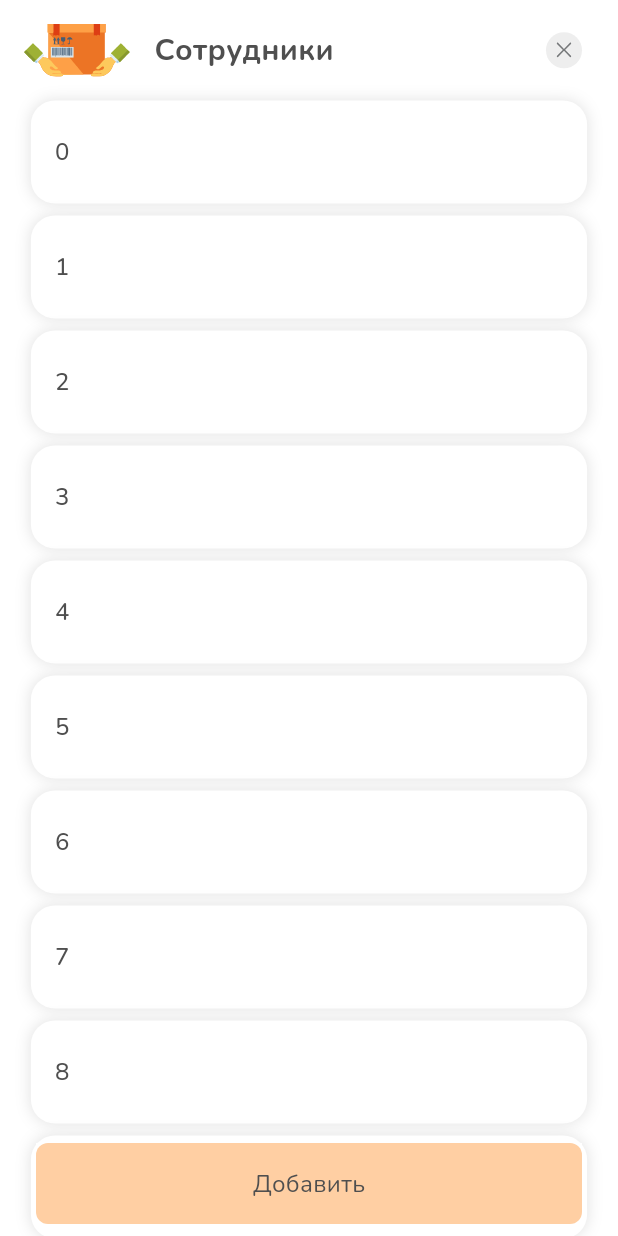
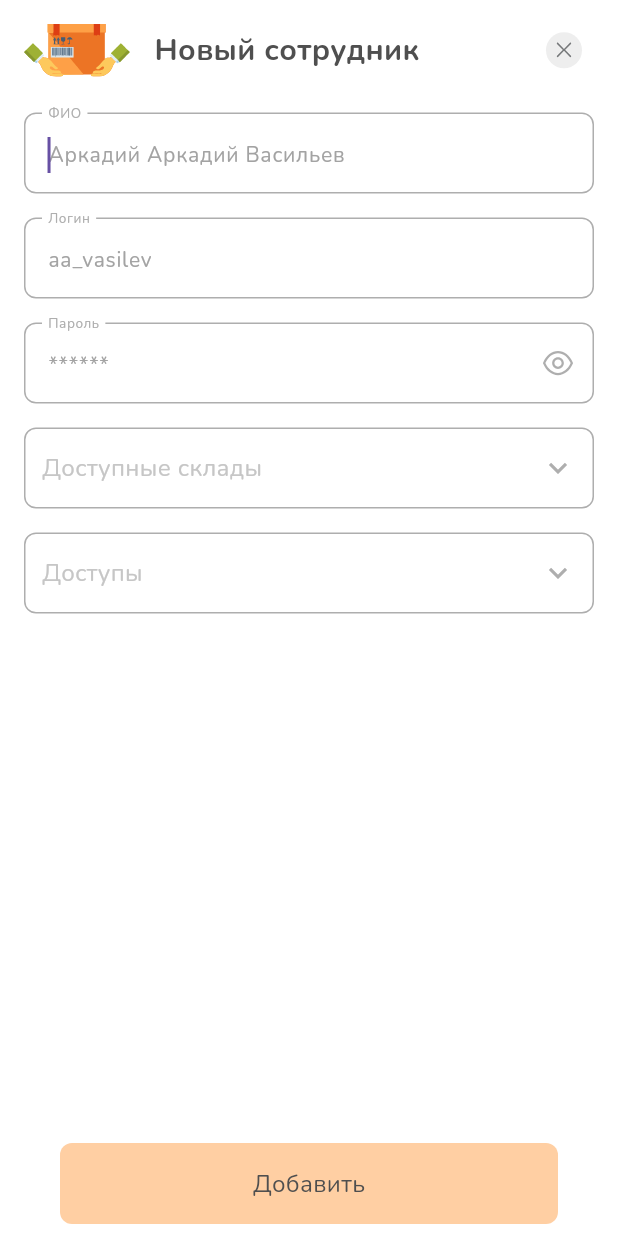
Before and after one commit to sprh/osk_warehouse, a Flutter app: the screen it shows after launch, after a tap on "Добавить", on a phone screen of 412 x 824 dp. Run offline on Flutter 3.47's test engine with Material 3 defaults, Android fonts, the phone set to English and light mode, and no system bars; our stand-ins replace flutter_bloc, flutter_svg; generated files the repository leaves out were written again.

Commit message:
worker pages bloc

```diff
--- a/lib/features/navigation/logic/routes_builder.dart
+++ b/lib/features/navigation/logic/routes_builder.dart
@@ -5,7 +5,7 @@ import '../../login/presentation/login_page.dart';
 import '../../main_page/presentation/main_page.dart';
 import '../../warehouse/new_warehouse/new_warehouse.dart';
 import '../../welcome/presentation/welcome_page.dart';
-import '../../worker/new_worker/new_worket_page.dart';
+import '../../worker/new_worker/presentation/new_worket_page.dart';
 import '../../worker/workers_list/presentation/workers_list_page.dart';
 import 'models/routes.dart';
 
--- /dev/null
+++ b/lib/features/worker/new_worker/bloc/new_worker_bloc.dart
@@ -0,0 +1,29 @@
+import 'package:flutter/widgets.dart';
+import 'package:flutter_bloc/flutter_bloc.dart';
+
+import '../../../navigation/logic/navigation_manager.dart';
+import 'new_worker_events.dart';
+
+abstract class NewWorkerBloc extends Bloc<NewWorkerPageEvent, dynamic> {
+  static NewWorkerBloc of(BuildContext context) => BlocProvider.of(context);
+
+  factory NewWorkerBloc(NavigationManager navigationManager) =>
+      _NewWorkerBloc(navigationManager);
+}
+
+class _NewWorkerBloc extends Bloc<NewWorkerPageEvent, dynamic>
+    implements NewWorkerBloc {
+  final NavigationManager _navigationManager;
+
+  _NewWorkerBloc(this._navigationManager) : super(null) {
+    on<NewWorkerPageEvent>(_onEvent);
+  }
+
+  void _onEvent(NewWorkerPageEvent event, Emitter<dynamic> emit) {
+    switch (event) {
+      case NewWorkerPageEventClose():
+        _navigationManager.pop();
+        break;
+    }
+  }
+}
--- /dev/null
+++ b/lib/features/worker/new_worker/bloc/new_worker_events.dart
@@ -0,0 +1,3 @@
+sealed class NewWorkerPageEvent {}
+
+class NewWorkerPageEventClose extends NewWorkerPageEvent {}
--- /dev/null
+++ b/lib/features/worker/new_worker/presentation/new_worket_page.dart
@@ -0,0 +1,116 @@
+import 'package:flutter/material.dart';
+import 'package:flutter_bloc/flutter_bloc.dart';
+
+import '../../../../components/button/osk_button.dart';
+import '../../../../components/button/osk_close_icon_button.dart';
+import '../../../../components/dropdown/components/osk_dropdown_menu_item.dart';
+import '../../../../components/dropdown/osk_multiselect_dropdown.dart';
+import '../../../../components/icon/osk_service_icons.dart';
+import '../../../../components/scaffold/osk_scaffold.dart';
+import '../../../../components/text/osk_text_field.dart';
+import '../../../navigation/scope/navigation_scope.dart';
+import '../bloc/new_worker_bloc.dart';
+import '../bloc/new_worker_events.dart';
+
+class NewWorkerPage extends StatefulWidget {
+  const NewWorkerPage({super.key});
+
+  @override
+  State<StatefulWidget> createState() => _NewWorkerPageState();
+}
+
+class _NewWorkerPageState extends State<NewWorkerPage> {
+  late final focusNode = FocusNode();
+
+  @override
+  void initState() {
+    super.initState();
+    WidgetsBinding.instance.addPostFrameCallback(
+      (_) => focusNode.requestFocus(),
+    );
+  }
+
+  @override
+  Widget build(BuildContext context) {
+    return BlocProvider(
+      create: (context) => NewWorkerBloc(NavigationScope.of(context)),
+      child: Builder(
+        builder: (context) {
+          return GestureDetector(
+            onTap: () => FocusScope.of(context).unfocus(),
+            child: OskScaffold(
+              header: OskScaffoldHeader(
+                title: 'Новый сотрудник',
+                leading: OskServiceIcon.worker(),
+                actions: [
+                  OskCloseIconButton(
+                    onClose: () => NewWorkerBloc.of(context).add(
+                      NewWorkerPageEventClose(),
+                    ),
+                  ),
+                  SizedBox(width: 8),
+                ],
+              ),
+              body: Column(
+                crossAxisAlignment: CrossAxisAlignment.start,
+                mainAxisSize: MainAxisSize.min,
+                children: [
+                  SizedBox(height: 24),
+                  OskTextField(
+                    label: 'ФИО',
+                    hintText: 'Аркадий Аркадий Васильев',
+                    focusNode: focusNode,
+                  ),
+                  SizedBox(height: 16),
+                  OskTextField(
+                    label: 'Логин',
+                    hintText: 'aa_vasilev',
+                  ),
+                  SizedBox(height: 16),
+                  OskTextField(
+                    label: 'Пароль',
+                    hintText: '******',
+                    showobscureTextIcon: true,
+                  ),
+                  SizedBox(height: 16),
+                  // TODO: пока непонятны значения
+                  MultiselectDropDown<String>(
+                    label: 'Доступные склады',
+                    items: [
+                      OskDropdownMenuItem(label: 'Склад 1', value: '1'),
+                      OskDropdownMenuItem(label: 'Склад 2', value: '2'),
+                      OskDropdownMenuItem(label: 'Склад 3', value: '3'),
+                    ],
+                  ),
+                  SizedBox(height: 16),
+                  MultiselectDropDown<String>(
+                    label: 'Доcтупы',
+                    items: [
+                      OskDropdownMenuItem(
+                        label: 'Удаление пользователей',
+                        value: '1',
+                      ),
+                      OskDropdownMenuItem(
+                        label: 'Добавление товаров',
+                        value: '2',
+                      ),
+                    ],
+                  ),
+                ],
+              ),
+              actions: [
+                Padding(
+                  padding: EdgeInsets.symmetric(horizontal: 16),
+                  child: OskButton.main(
+                    title: 'Добавить',
+                    onTap: () {},
+                  ),
+                ),
+              ],
+            ),
+          );
+        },
+      ),
+    );
+  }
+}
--- /dev/null
+++ b/lib/features/worker/workers_list/bloc/workers_list_bloc.dart
@@ -0,0 +1,29 @@
+import 'package:flutter/widgets.dart';
+import 'package:flutter_bloc/flutter_bloc.dart';
+
+import '../../../navigation/logic/navigation_manager.dart';
+import 'workers_list_event.dart';
+
+abstract class WorkersListBloc extends Bloc<WorkersListEvent, dynamic> {
+  static WorkersListBloc of(BuildContext context) => BlocProvider.of(context);
+
+  factory WorkersListBloc(NavigationManager navigationManager) =>
+      _WorkersListBloc(navigationManager);
+}
+
+class _WorkersListBloc extends Bloc<WorkersListEvent, dynamic>
+    implements WorkersListBloc {
+  final NavigationManager _navigationManager;
+
+  _WorkersListBloc(this._navigationManager) : super(null) {
+    on<WorkersListEvent>(_onEvent);
+  }
+
+  void _onEvent(WorkersListEvent event, Emitter<dynamic> emit) {
+    switch (event) {
+      case WorkersListEventAddNewUser():
+        _navigationManager.openNewWorker();
+        break;
+    }
+  }
+}
--- /dev/null
+++ b/lib/features/worker/workers_list/bloc/workers_list_event.dart
@@ -0,0 +1,3 @@
+sealed class WorkersListEvent {}
+
+class WorkersListEventAddNewUser extends WorkersListEvent {}
--- a/lib/features/worker/workers_list/presentation/workers_list_page.dart
+++ b/lib/features/worker/workers_list/presentation/workers_list_page.dart
@@ -1,10 +1,14 @@
 import 'package:flutter/material.dart';
+import 'package:flutter_bloc/flutter_bloc.dart';
 
 import '../../../../components/button/osk_button.dart';
 import '../../../../components/button/osk_close_icon_button.dart';
 import '../../../../components/icon/osk_service_icons.dart';
 import '../../../../components/osk_info_slot/osk_info_slot.dart';
 import '../../../../components/scaffold/osk_scaffold.dart';
+import '../../../navigation/scope/navigation_scope.dart';
+import '../bloc/workers_list_bloc.dart';
+import '../bloc/workers_list_event.dart';
 
 class WorkersListPage extends StatelessWidget {
   static final workers = [
@@ -14,7 +18,9 @@ class WorkersListPage extends StatelessWidget {
   const WorkersListPage({super.key});
 
   @override
-  Widget build(BuildContext context) => OskScaffold(
+  Widget build(BuildContext context) => BlocProvider(
+        create: (context) => WorkersListBloc(NavigationScope.of(context)),
+        child: OskScaffold(
           header: OskScaffoldHeader(
             leading: OskServiceIcon.worker(),
             title: 'Сотрудники',
@@ -41,11 +47,19 @@ class WorkersListPage extends StatelessWidget {
                   .toList(),
             ),
           ),
-        actions: [
-          OskButton.main(
-            title: 'Добавить',
-            onTap: () {},
+          actions: [_NewWorkerAction()],
         ),
-        ],
       );
 }
+
+class _NewWorkerAction extends StatelessWidget {
+  const _NewWorkerAction();
+
+  @override
+  Widget build(BuildContext context) => OskButton.main(
+        title: 'Добавить',
+        onTap: () => WorkersListBloc.of(context).add(
+          WorkersListEventAddNewUser(),
+        ),
+      );
+}
```
Also changed, not shown: lib/features/navigation/logic/navigation_manager.dart (+21 -0 lines), lib/features/worker/new_worker/new_worket_page.dart (deleted, +0 -103 lines). Lines whose indentation alone changed are shown as unchanged.
